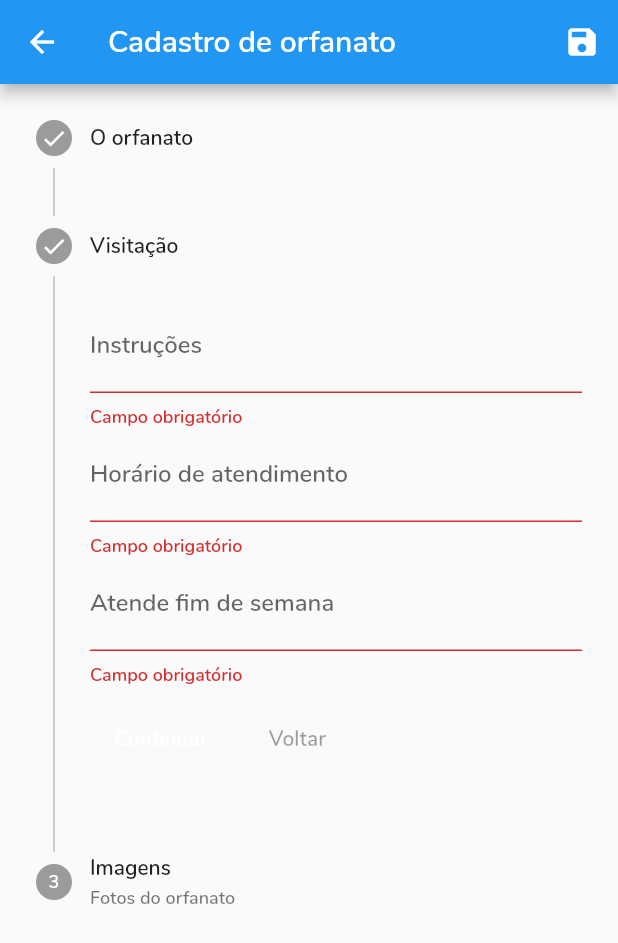
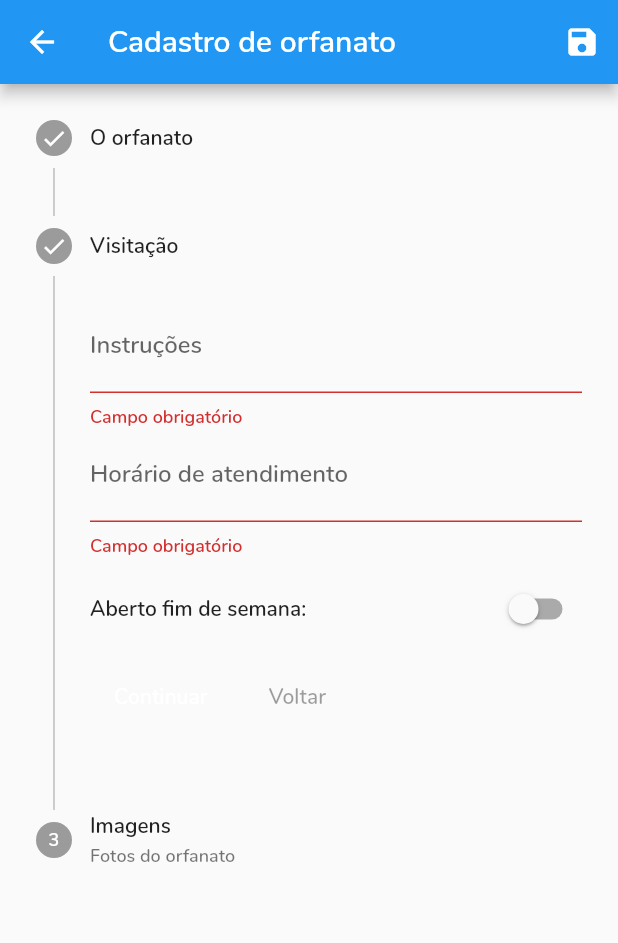
Before and after one commit to getJv/happy, a Flutter app: the CreateOrphanageOne screen opened by its route, after a tap on an icon or button, on a phone screen of 412 x 824 dp. Shown: the top 943 px of the screen. Run offline on Flutter 3.47's test engine with Material 2 defaults, Android fonts, the phone set to English and light mode, and no system bars; our stand-ins replace cloud_firestore, email_validator, firebase_core, flutter_dotenv, google_maps_flutter; accounts and stored records are empty.

```diff
--- a/lib/screens/createOrphanageOne.dart
+++ b/lib/screens/createOrphanageOne.dart
@@ -12,6 +12,25 @@ class _CreateOrphanageOneState extends State<CreateOrphanageOne> {
   bool complete = false;
   final GlobalKey<FormState> _formKey = GlobalKey<FormState>();
   final _formData = Map<String, Object>();
+  bool isSwitched = false;
+
+  final _aboutFocusNode = FocusNode();
+  final _phoneFocusNode = FocusNode();
+  final _emailFocusNode = FocusNode();
+  final _instructionsFocusNode = FocusNode();
+  final _openingHoursFocusNode = FocusNode();
+  final _openOnWeekendsFocusNode = FocusNode();
+
+  @override
+  void dispose() {
+    super.dispose();
+    _aboutFocusNode.dispose();
+    _phoneFocusNode.dispose();
+    _emailFocusNode.dispose();
+    _instructionsFocusNode.dispose();
+    _openingHoursFocusNode.dispose();
+    _openOnWeekendsFocusNode.dispose();
+  }
 
   next() {
     currentStep + 1 != steps().length
@@ -31,6 +50,9 @@ class _CreateOrphanageOneState extends State<CreateOrphanageOne> {
         currentStep = step;
       },
     );
+    if (step == 1) {
+      FocusScope.of(context).requestFocus(_instructionsFocusNode);
+    }
   }
 
   StepState _getState(int i) {
@@ -48,6 +70,7 @@ class _CreateOrphanageOneState extends State<CreateOrphanageOne> {
         content: Column(
           children: <Widget>[
             TextFormField(
+              autofocus: true,
               decoration: InputDecoration(labelText: 'Nome da instituição'),
               validator: (value) {
                 if (value.length < 2) {
@@ -56,17 +79,28 @@ class _CreateOrphanageOneState extends State<CreateOrphanageOne> {
                 return null;
               },
               onSaved: (value) => _formData['orphanage'] = value,
+              onFieldSubmitted: (_) {
+                FocusScope.of(context).requestFocus(_aboutFocusNode);
+              },
             ),
             TextFormField(
               decoration: InputDecoration(labelText: 'Sobre a instituição'),
+              focusNode: _aboutFocusNode,
               maxLines: null,
               keyboardType: TextInputType.multiline,
               onSaved: (value) => _formData['about'] = value,
+              onFieldSubmitted: (_) {
+                FocusScope.of(context).requestFocus(_phoneFocusNode);
+              },
             ),
             TextFormField(
               decoration: InputDecoration(labelText: 'Telefone'),
               keyboardType: TextInputType.phone,
+              focusNode: _phoneFocusNode,
               onSaved: (value) => _formData['phone'] = value,
+              onFieldSubmitted: (_) {
+                FocusScope.of(context).requestFocus(_emailFocusNode);
+              },
               validator: (value) {
                 var potentialNumber = int.tryParse(value);
                 if (potentialNumber == null) {
@@ -78,6 +112,7 @@ class _CreateOrphanageOneState extends State<CreateOrphanageOne> {
             TextFormField(
               decoration: InputDecoration(labelText: 'E-mail'),
               keyboardType: TextInputType.emailAddress,
+              focusNode: _emailFocusNode,
               onSaved: (value) => _formData['email'] = value,
               validator: (value) {
                 if (!EmailValidator.validate(value)) {
@@ -98,7 +133,11 @@ class _CreateOrphanageOneState extends State<CreateOrphanageOne> {
               decoration: InputDecoration(labelText: 'Instruções'),
               maxLines: null,
               keyboardType: TextInputType.multiline,
+              focusNode: _instructionsFocusNode,
               onSaved: (value) => _formData['instructions'] = value,
+              onFieldSubmitted: (_) {
+                FocusScope.of(context).requestFocus(_openingHoursFocusNode);
+              },
               validator: (value) {
                 if (value.length < 2) {
                   return 'Campo obrigatório';
@@ -108,7 +147,11 @@ class _CreateOrphanageOneState extends State<CreateOrphanageOne> {
             ),
             TextFormField(
               decoration: InputDecoration(labelText: 'Horário de atendimento'),
+              focusNode: _openingHoursFocusNode,
               onSaved: (value) => _formData['opening_hours'] = value,
+              onFieldSubmitted: (_) {
+                FocusScope.of(context).requestFocus(_openOnWeekendsFocusNode);
+              },
               validator: (value) {
                 if (value.length < 2) {
                   return 'Campo obrigatório';
@@ -116,16 +159,27 @@ class _CreateOrphanageOneState extends State<CreateOrphanageOne> {
                 return null;
               },
             ),
-            TextFormField(
-              decoration: InputDecoration(labelText: 'Atende fim de semana'),
-              onSaved: (value) => _formData['open_on_weekend'] = value,
-              validator: (value) {
-                if (value.length < 2) {
-                  return 'Campo obrigatório';
-                }
-                return null;
-              },
-            ),
+            Container(
+              padding: EdgeInsets.only(top: 10.0),
+              child: Row(
+                mainAxisAlignment: MainAxisAlignment.spaceBetween,
+                children: [
+                  Text('Aberto fim de semana:'),
+                  SizedBox(),
+                  Switch(
+                    value: isSwitched,
+                    onChanged: (value) {
+                      setState(() {
+                        isSwitched = value;
+                      });
+                    },
+                    focusNode: _openOnWeekendsFocusNode,
+                    activeTrackColor: Colors.lightGreenAccent,
+                    activeColor: Colors.green,
+                  ),
+                ],
+              ),
+            )
           ],
         ),
       ),
--- a/pubspec.yaml
+++ b/pubspec.yaml
@@ -26,6 +26,9 @@ dependencies:
   flutter_dotenv: ^2.1.0
   google_maps_flutter: ^1.0.3
   email_validator: ^1.0.0
+  firebase_core: ^0.5.0
+  firebase_auth: ^0.18.0
+  cloud_firestore: ^0.14.1+3
 
   # The following adds the Cupertino Icons font to your application.
   # Use with the CupertinoIcons class for iOS style icons.
```
Also changed, not shown: lib/main.dart (+16 -0 lines), lib/screens/createOrphanage.dart (+5 -5 lines), pubspec.lock, 4 other files.
